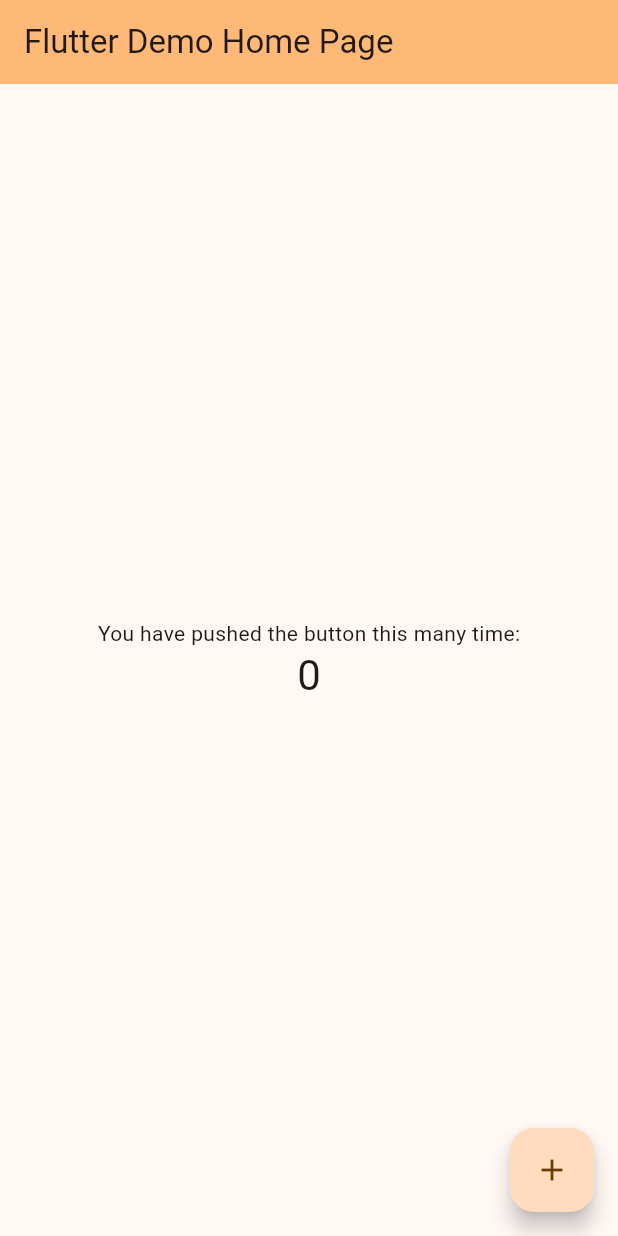
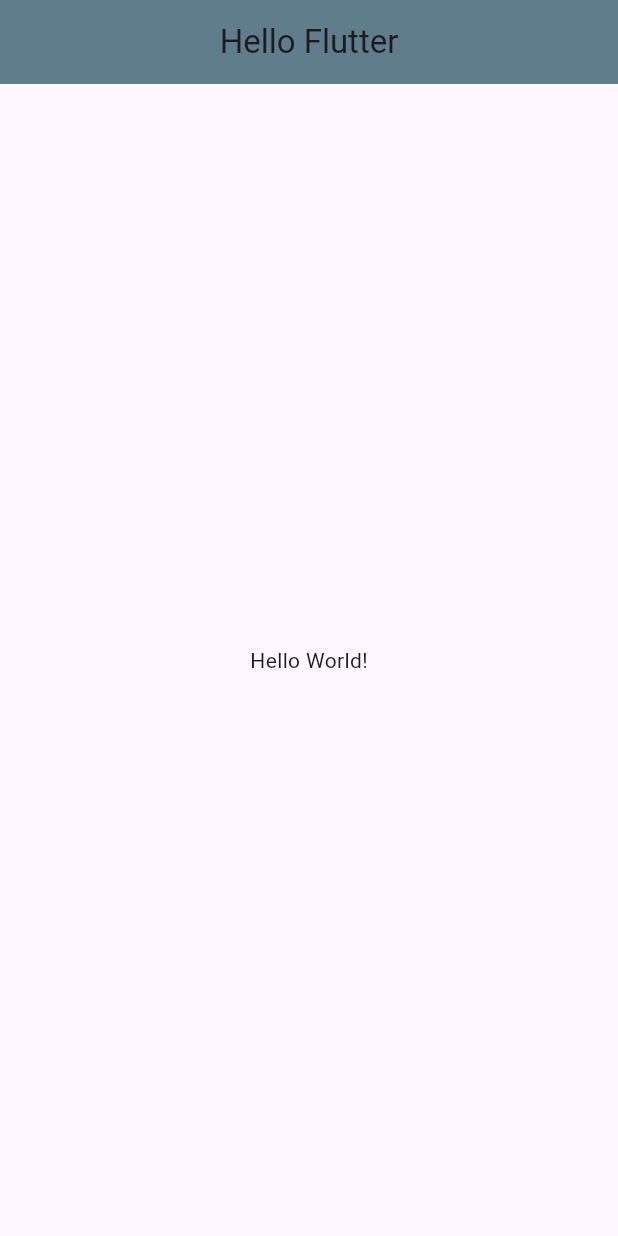
Before and after one commit to heereal/Digital_Wallet, a Flutter app: the screen it shows after launch, on a phone screen of 412 x 824 dp. Run offline on Flutter 3.47's test engine with Material 3 defaults, Android fonts, the light colour scheme and no system bars.

Commit message:
add: hello world!

```diff
--- a/lib/main.dart
+++ b/lib/main.dart
@@ -1,125 +1,29 @@
 import 'package:flutter/material.dart';
 
 void main() {
-  runApp(const MyApp());
+  // runApp()은 위젯을 파리미터로 받음
+  runApp(App());
 }
 
-class MyApp extends StatelessWidget {
-  const MyApp({super.key});
-
-  // This widget is the root of your application.
-  @override
+// 상속을 통해 클래스를 위젯으로 만듦 - build 메소드 필수
+// StatelessWidget은 화면에 무언가를 띄워주는 역할만을 함
+// Root Widget -> MaterialApp(구글) / CupertinoApp(iOS) 두 개 중 하나를 return 해야 함
+class App extends StatelessWidget {
+  @override // 부모 클래스에 있는 메소드를 override함
+  // build 메소드는 Widget을 return함
   Widget build(BuildContext context) {
     return MaterialApp(
-      title: 'Flutter Demo',
-      theme: ThemeData(
-        // This is the theme of your application.
-        //
-        // TRY THIS: Try running your application with "flutter run". You'll see
-        // the application has a purple toolbar. Then, without quitting the app,
-        // try changing the seedColor in the colorScheme below to Colors.green
-        // and then invoke "hot reload" (save your changes or press the "hot
-        // reload" button in a Flutter-supported IDE, or press "r" if you used
-        // the command line to start the app).
-        //
-        // Notice that the counter didn't reset back to zero; the application
-        // state is not lost during the reload. To reset the state, use hot
-        // restart instead.
-        //
-        // This works for code too, not just values: Most code changes can be
-        // tested with just a hot reload.
-        colorScheme: ColorScheme.fromSeed(seedColor: Colors.orange),
-        useMaterial3: true,
+      // 모든 화면은 Scaffold를 가짐 (화면의 구조를 제공)
+      home: Scaffold(
+        appBar: AppBar(
+          title: Text('Hello Flutter'),
+          centerTitle: true,
+          backgroundColor: Colors.blueGrey,
+        ),
+        body: Center(
+          child: Text('Hello World!'),
+        ),
       ),
-      home: const MyHomePage(title: 'Flutter Demo Home Page'),
     );
   }
 }
-
-class MyHomePage extends StatefulWidget {
-  const MyHomePage({super.key, required this.title});
-
-  // This widget is the home page of your application. It is stateful, meaning
-  // that it has a State object (defined below) that contains fields that affect
-  // how it looks.
-
-  // This class is the configuration for the state. It holds the values (in this
-  // case the title) provided by the parent (in this case the App widget) and
-  // used by the build method of the State. Fields in a Widget subclass are
-  // always marked "final".
-
-  final String title;
-
-  @override
-  State<MyHomePage> createState() => _MyHomePageState();
-}
-
-class _MyHomePageState extends State<MyHomePage> {
-  int _counter = 0;
-
-  void _incrementCounter() {
-    setState(() {
-      // This call to setState tells the Flutter framework that something has
-      // changed in this State, which causes it to rerun the build method below
-      // so that the display can reflect the updated values. If we changed
-      // _counter without calling setState(), then the build method would not be
-      // called again, and so nothing would appear to happen.
-      _counter++;
-    });
-  }
-
-  @override
-  Widget build(BuildContext context) {
-    // This method is rerun every time setState is called, for instance as done
-    // by the _incrementCounter method above.
-    //
-    // The Flutter framework has been optimized to make rerunning build methods
-    // fast, so that you can just rebuild anything that needs updating rather
-    // than having to individually change instances of widgets.
-    return Scaffold(
-      appBar: AppBar(
-        // TRY THIS: Try changing the color here to a specific color (to
-        // Colors.amber, perhaps?) and trigger a hot reload to see the AppBar
-        // change color while the other colors stay the same.
-        backgroundColor: Theme.of(context).colorScheme.inversePrimary,
-        // Here we take the value from the MyHomePage object that was created by
-        // the App.build method, and use it to set our appbar title.
-        title: Text(widget.title),
-      ),
-      body: Center(
-        // Center is a layout widget. It takes a single child and positions it
-        // in the middle of the parent.
-        child: Column(
-          // Column is also a layout widget. It takes a list of children and
-          // arranges them vertically. By default, it sizes itself to fit its
-          // children horizontally, and tries to be as tall as its parent.
-          //
-          // Column has various properties to control how it sizes itself and
-          // how it positions its children. Here we use mainAxisAlignment to
-          // center the children vertically; the main axis here is the vertical
-          // axis because Columns are vertical (the cross axis would be
-          // horizontal).
-          //
-          // TRY THIS: Invoke "debug painting" (choose the "Toggle Debug Paint"
-          // action in the IDE, or press "p" in the console), to see the
-          // wireframe for each widget.
-          mainAxisAlignment: MainAxisAlignment.center,
-          children: <Widget>[
-            const Text(
-              'You have pushed the button this many time:',
-            ),
-            Text(
-              '$_counter',
-              style: Theme.of(context).textTheme.headlineMedium,
-            ),
-          ],
-        ),
-      ),
-      floatingActionButton: FloatingActionButton(
-        onPressed: _incrementCounter,
-        tooltip: 'Increment',
-        child: const Icon(Icons.add),
-      ), // This trailing comma makes auto-formatting nicer for build methods.
-    );
-  }
-}
```
